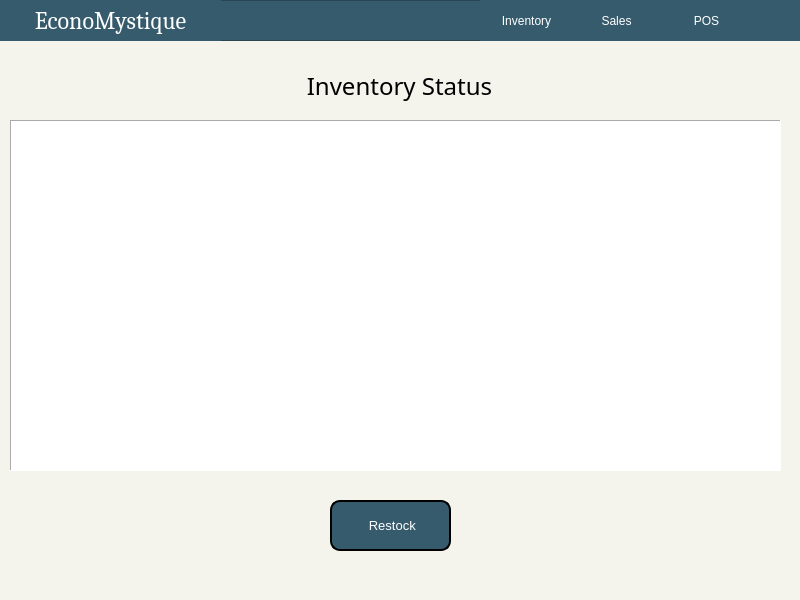
Before: the Qt Designer form inventory.ui in ongchangco/Economystique2, drawn with Qt 5.
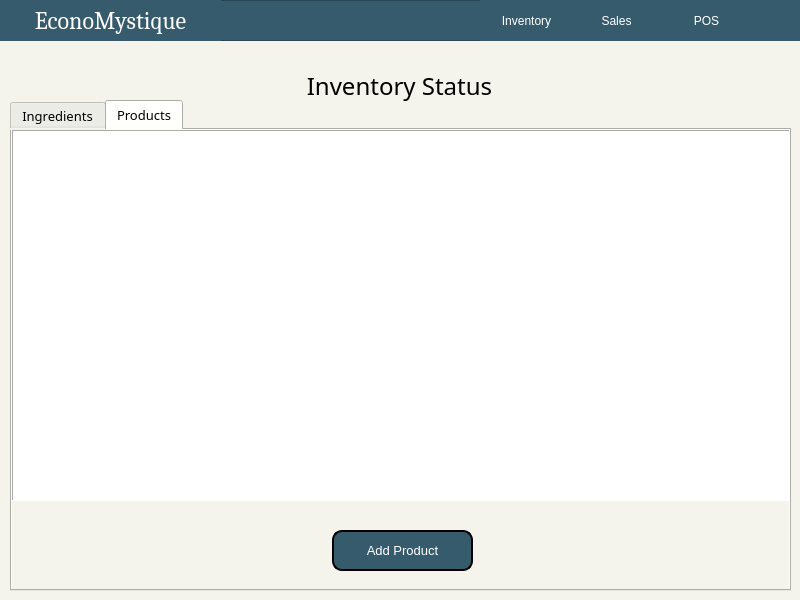
After: the same form once the commit is applied. Icons and pictures are not drawn.

Commit message: Product Added Product Inventory Removed Obsolete Files TBC: Add Product

The edit to the form file:
```diff
--- a/inventory.ui
+++ b/inventory.ui
@@ -242,13 +242,37 @@
     <set>Qt::AlignCenter</set>
    </property>
   </widget>
-  <widget class="QTableWidget" name="tab1Table">
+  <widget class="QTabWidget" name="tabWidget">
    <property name="geometry">
     <rect>
      <x>10</x>
-     <y>120</y>
-     <width>771</width>
-     <height>351</height>
+     <y>100</y>
+     <width>781</width>
+     <height>491</height>
+    </rect>
+   </property>
+   <property name="font">
+    <font>
+     <family>Century Gothic</family>
+     <pointsize>10</pointsize>
+     <weight>50</weight>
+     <bold>false</bold>
+    </font>
+   </property>
+   <property name="currentIndex">
+    <number>1</number>
+   </property>
+   <widget class="QWidget" name="tabIngredients">
+    <attribute name="title">
+     <string>Ingredients</string>
+    </attribute>
+    <widget class="QTableWidget" name="tabIngredientTable">
+     <property name="geometry">
+      <rect>
+       <x>0</x>
+       <y>0</y>
+       <width>781</width>
+       <height>371</height>
     </rect>
    </property>
    <property name="sizePolicy">
@@ -259,8 +283,8 @@
    </property>
    <property name="maximumSize">
     <size>
-     <width>771</width>
-     <height>351</height>
+       <width>1920</width>
+       <height>1080</height>
     </size>
    </property>
    <property name="styleSheet">
@@ -274,9 +298,9 @@
    <property name="geometry">
     <rect>
      <x>330</x>
-     <y>500</y>
+       <y>400</y>
      <width>121</width>
-     <height>51</height>
+       <height>41</height>
     </rect>
    </property>
    <property name="font">
@@ -309,6 +333,81 @@
     <iconset>
      <normaloff>img/restock_white.png</normaloff>img/restock_white.png</iconset>
    </property>
+    </widget>
+   </widget>
+   <widget class="QWidget" name="tabProducts">
+    <attribute name="title">
+     <string>Products</string>
+    </attribute>
+    <widget class="QTableWidget" name="tabProductTable">
+     <property name="geometry">
+      <rect>
+       <x>0</x>
+       <y>0</y>
+       <width>781</width>
+       <height>371</height>
+      </rect>
+     </property>
+     <property name="sizePolicy">
+      <sizepolicy hsizetype="Fixed" vsizetype="Fixed">
+       <horstretch>0</horstretch>
+       <verstretch>0</verstretch>
+      </sizepolicy>
+     </property>
+     <property name="maximumSize">
+      <size>
+       <width>1920</width>
+       <height>1080</height>
+      </size>
+     </property>
+     <property name="styleSheet">
+      <string notr="true">background: #ffffff</string>
+     </property>
+     <property name="frameShape">
+      <enum>QFrame::Panel</enum>
+     </property>
+    </widget>
+    <widget class="QPushButton" name="btnAddProduct">
+     <property name="geometry">
+      <rect>
+       <x>320</x>
+       <y>400</y>
+       <width>141</width>
+       <height>41</height>
+      </rect>
+     </property>
+     <property name="font">
+      <font>
+       <pointsize>10</pointsize>
+      </font>
+     </property>
+     <property name="styleSheet">
+      <string notr="true">QPushButton{
+	background: #365b6d;
+	color: white;
+	border-style: outset;
+	border-width: 2px;
+	border-radius:10px;
+	border-color: black;
+}
+QPushButton:hover {
+    background-color: #53786d;
+	border: 2px solid black;
+}
+QPushButton:pressed {
+    border-style: inset;
+    background-color: #365b6d;
+}</string>
+     </property>
+     <property name="text">
+      <string>Add Product</string>
+     </property>
+     <property name="icon">
+      <iconset>
+       <normaloff>img/restock_white.png</normaloff>img/restock_white.png</iconset>
+     </property>
+    </widget>
+   </widget>
   </widget>
  </widget>
  <resources/>
```
Lines whose indentation alone changed are shown as unchanged. The commit also changes 20 other files.
